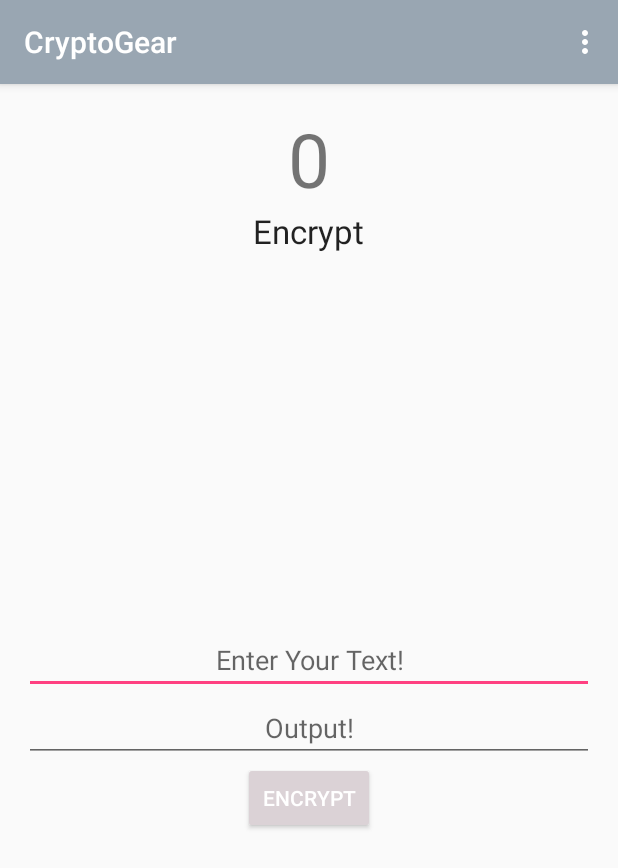
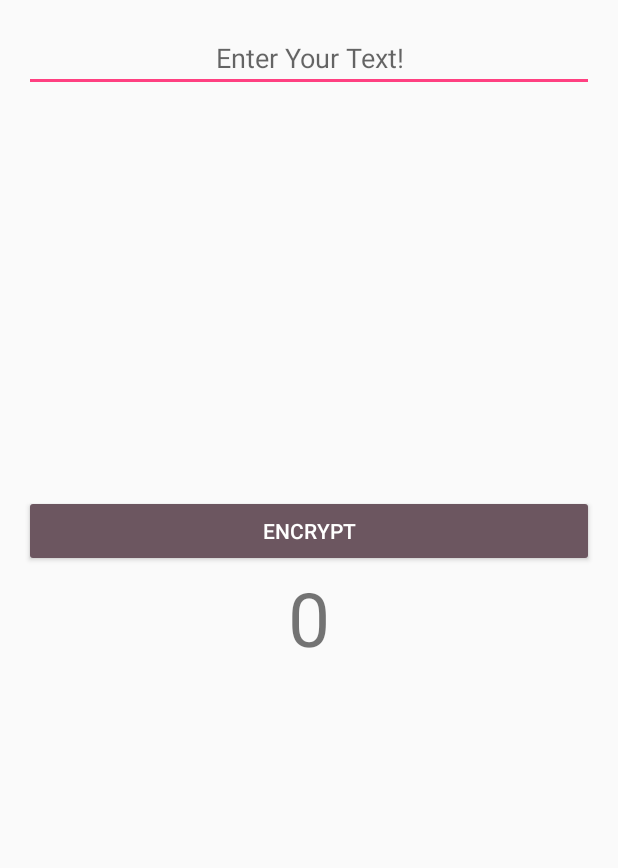
Before and after one commit to R1413/CryptoGear, an Android app: the screen it shows after launch (MainActivity), on a phone screen of 412 x 824 dp. Shown: the top 868 px of the screen. Run offline under Robolectric (Android 15) with nearby library versions, the phone set to English and light mode, and no system bars.

Commit message:
Put a text field and some text and referenced them in MainActivity.java

```diff
--- a/CryptoGear/app/src/main/java/com/jocundstudio/cryptogear/MainActivity.java
+++ b/CryptoGear/app/src/main/java/com/jocundstudio/cryptogear/MainActivity.java
@@ -10,43 +10,40 @@ import android.view.Menu;
 import android.view.MenuItem;
 import android.widget.TextView;
 import android.widget.EditText;
+import android.widget.Button;
 
 public class MainActivity extends AppCompatActivity {
 
-    TextView textView;
+    TextView Output;
     EditText EnterMessage;
-    EditText Output;
 
 
     @Override
     protected void onCreate(Bundle savedInstanceState) {
         super.onCreate(savedInstanceState);
         setContentView(R.layout.activity_main);
-        Toolbar toolbar = (Toolbar) findViewById(R.id.toolbar);
-        setSupportActionBar(toolbar);
+
+        Output = (TextView) findViewById(R.id.Output);
+        EnterMessage = (EditText) findViewById(R.id.EnterMessage);
+
+        Button EncryptButton = (Button) findViewById(R.id.EncryptButton);
+        //set OnClick Event on the Encrypt Button
+        EncryptButton.setOnClickListener(new View.OnClickListener() {
+            @Override
+            public void onClick(View view) {
+
+                String Message = EnterMessage.getText().toString();
+                String Answer = "Ok. Cool.";
+
+                Output.setText(Answer);
+
+            }
+        });
+    }
 
 
-    }
 
-    @Override
-    public boolean onCreateOptionsMenu(Menu menu) {
-        // Inflate the menu; this adds items to the action bar if it is present.
-        getMenuInflater().inflate(R.menu.menu_main, menu);
-        return true;
-    }
 
-    @Override
-    public boolean onOptionsItemSelected(MenuItem item) {
-        // Handle action bar item clicks here. The action bar will
-        // automatically handle clicks on the Home/Up button, so long
-        // as you specify a parent activity in AndroidManifest.xml.
-        int id = item.getItemId();
 
-        //noinspection SimplifiableIfStatement
-        if (id == R.id.action_settings) {
-            return true;
-        }
 
-        return super.onOptionsItemSelected(item);
-    }
 }
--- a/CryptoGear/app/src/main/res/layout/activity_main.xml
+++ b/CryptoGear/app/src/main/res/layout/activity_main.xml
@@ -12,13 +12,6 @@
         android:layout_height="wrap_content"
         android:theme="@style/AppTheme.AppBarOverlay">
 
-        <android.support.v7.widget.Toolbar
-            android:id="@+id/toolbar"
-            android:layout_width="match_parent"
-            android:layout_height="?attr/actionBarSize"
-            android:background="#99a6b2"
-            app:popupTheme="@style/AppTheme.PopupOverlay" />
-
     </android.support.design.widget.AppBarLayout>
 
     <include layout="@layout/content_main" />
--- a/CryptoGear/app/src/main/res/layout/content_main.xml
+++ b/CryptoGear/app/src/main/res/layout/content_main.xml
@@ -16,56 +16,30 @@
         android:layout_width="fill_parent"
         android:layout_height="wrap_content"
         android:text="0"
-        android:layout_alignParentTop="true"
-        android:layout_alignParentLeft="true"
-        android:layout_alignParentStart="true"
         android:textSize="50dp"
-        android:layout_alignParentEnd="false"
-        android:layout_alignParentBottom="false"
-        android:layout_centerHorizontal="true"
         android:textAlignment="center"
-        android:id="@+id/textView" />
-
-    <TextView
-        android:layout_width="wrap_content"
-        android:layout_height="wrap_content"
-        android:textAppearance="?android:attr/textAppearanceLarge"
-        android:text="Encrypt"
-        android:id="@+id/textView2"
-        android:layout_below="@+id/textView"
-        android:layout_centerHorizontal="true" />
-
-    <EditText
-        android:layout_width="wrap_content"
-        android:layout_height="wrap_content"
-        android:id="@+id/EnterMessage"
+        android:id="@+id/Output"
         android:layout_centerVertical="true"
-        android:layout_alignRight="@+id/textView"
-        android:layout_alignEnd="@+id/textView"
-        android:layout_alignParentLeft="true"
-        android:layout_alignParentStart="true"
-        android:hint="Enter Your Text!"
-        android:textAlignment="center" />
-
-    <EditText
-        android:layout_width="wrap_content"
-        android:layout_height="wrap_content"
-        android:id="@+id/Output"
-        android:hint="Output!"
-        android:textAlignment="center"
-        android:layout_below="@+id/EnterMessage"
-        android:layout_alignRight="@+id/EnterMessage"
-        android:layout_alignEnd="@+id/EnterMessage"
         android:layout_alignParentLeft="true"
         android:layout_alignParentStart="true" />
 
+    <EditText
+        android:layout_width="fill_parent"
+        android:layout_height="wrap_content"
+        android:id="@+id/EnterMessage"
+        android:hint="Enter Your Text!"
+        android:textAlignment="center"
+        android:layout_alignParentTop="true"
+        android:layout_centerHorizontal="true" />
+
     <Button
-        android:layout_width="wrap_content"
+        android:layout_width="fill_parent"
         android:layout_height="wrap_content"
         android:text="Encrypt"
-        android:id="@+id/button"
-        android:layout_below="@+id/Output"
+        android:id="@+id/EncryptButton"
+        android:backgroundTint="#6c5660"
+        android:textColor="#ffffff"
+        android:layout_above="@+id/Output"
         android:layout_centerHorizontal="true"
-        android:backgroundTint="#dbd2d6"
-        android:textColor="#ffffff" />
+        android:layout_alignParentStart="false" />
 </RelativeLayout>
```
